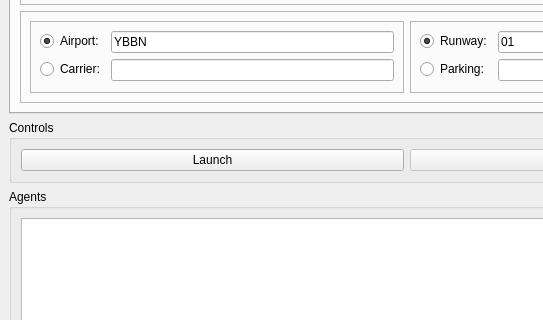
The window that fgo/ui/MainWindow.ui (cgspeck/fg-orchestrator) describes before a commit, drawn with Qt 5; both pictures show x 0 to 543 and y 156 to 476 of the 814 by 805 pixel window.
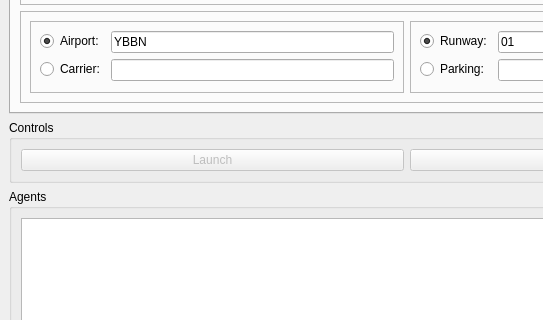
The same window after the commit. The open tabs and pages were chosen to show the change.

Patch:
```diff
--- a/fgo/ui/MainWindow.ui
+++ b/fgo/ui/MainWindow.ui
@@ -298,7 +298,7 @@
        <item>
         <widget class="QPushButton" name="btnLaunch">
          <property name="enabled">
-          <bool>true</bool>
+          <bool>false</bool>
          </property>
          <property name="text">
           <string>Launch</string>
```
Left out of the diff: 10 changed lines with no effect on the pictures.
